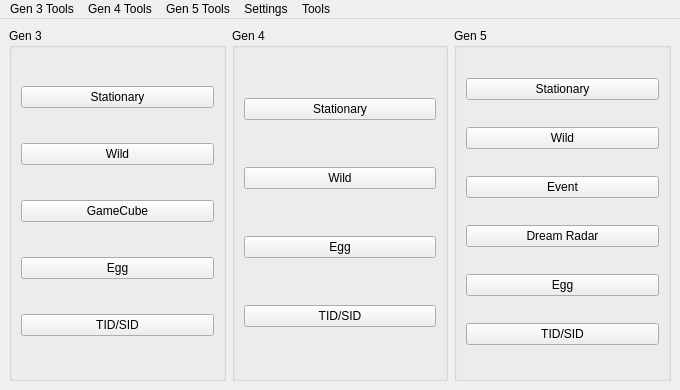
This is Forms/MainWindow.ui in Admiral-Fish/PokeFinder as Qt 5 draws it before an edit. The edited form follows.
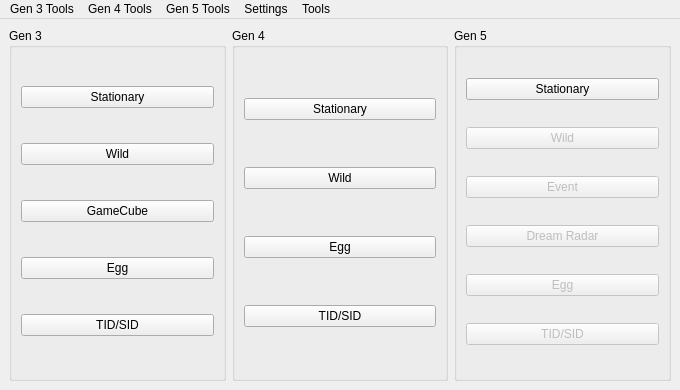
This is the edited form. Icons and pictures are not drawn.

Commit message: Disable unimplemented controls

```diff
--- a/Forms/MainWindow.ui
+++ b/Forms/MainWindow.ui
@@ -118,6 +118,9 @@
        </item>
        <item row="1" column="0">
         <widget class="QPushButton" name="pushButtonWild5">
+         <property name="enabled">
+          <bool>false</bool>
+         </property>
          <property name="text">
           <string>Wild</string>
          </property>
@@ -125,6 +128,9 @@
        </item>
        <item row="2" column="0">
         <widget class="QPushButton" name="pushButtonEvent5">
+         <property name="enabled">
+          <bool>false</bool>
+         </property>
          <property name="text">
           <string>Event</string>
          </property>
@@ -132,6 +138,9 @@
        </item>
        <item row="3" column="0">
         <widget class="QPushButton" name="pushButtonDreamRadar">
+         <property name="enabled">
+          <bool>false</bool>
+         </property>
          <property name="text">
           <string>Dream Radar</string>
          </property>
@@ -139,6 +148,9 @@
        </item>
        <item row="4" column="0">
         <widget class="QPushButton" name="pushButtonEgg5">
+         <property name="enabled">
+          <bool>false</bool>
+         </property>
          <property name="text">
           <string>Egg</string>
          </property>
@@ -146,6 +158,9 @@
        </item>
        <item row="5" column="0">
         <widget class="QPushButton" name="pushButtonIDs5">
+         <property name="enabled">
+          <bool>false</bool>
+         </property>
          <property name="text">
           <string>TID/SID</string>
          </property>
```
Left out of the diff: 2 changed lines with no effect on the pictures.
